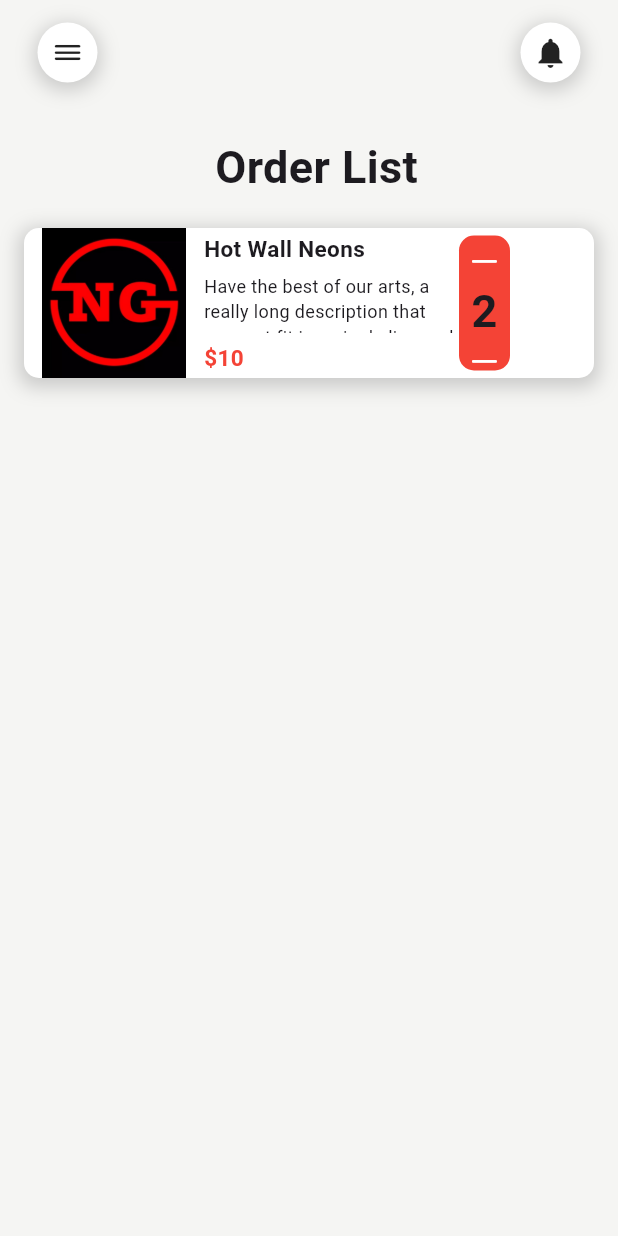
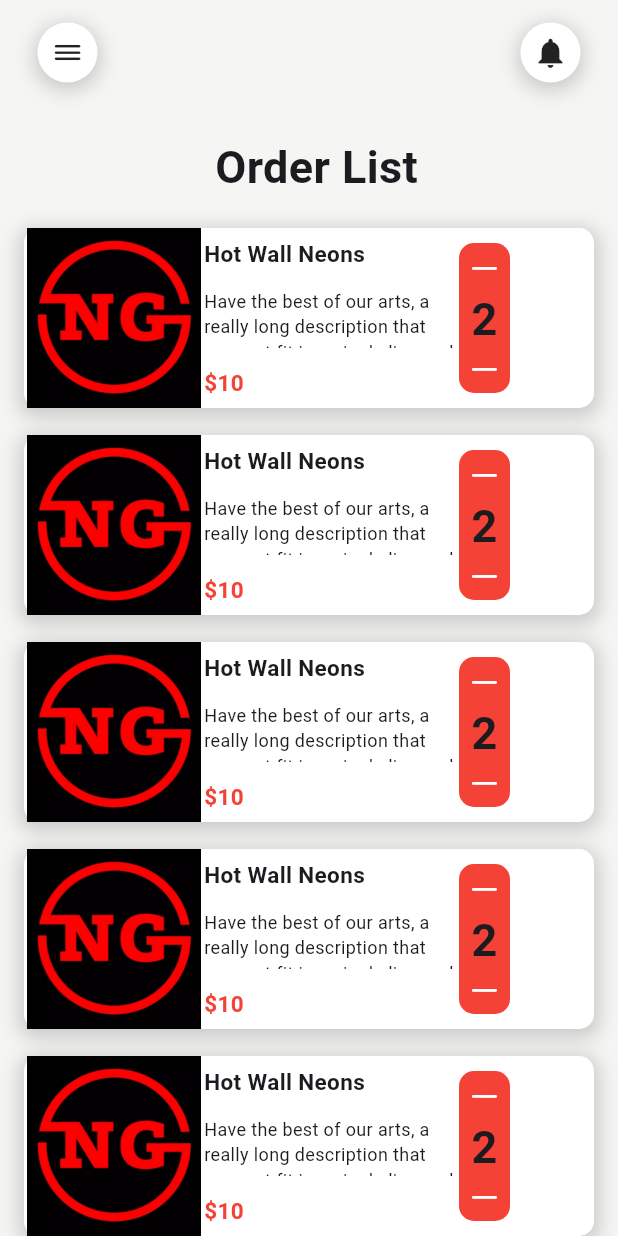
Before and after one commit to Katchietsnouva/family_health_app, a Flutter app: the CartPage screen opened by its route, on a phone screen of 412 x 824 dp. Run offline on Flutter 3.47's test engine with Material 3 defaults, Android fonts, the phone set to English and light mode, and no system bars; our stand-ins replace flutter_rating_bar.

Commit message:
commit 0.73

```diff
--- a/lib/Pages/CartPage.dart
+++ b/lib/Pages/CartPage.dart
@@ -33,11 +33,15 @@ class CartPage extends StatelessWidget {
                     ),
                   ),
 
+
+
+                  // SINGLE ITEM
+                  for (int i = 0; i < 10; i++)
                   Padding(
                     padding: EdgeInsets.symmetric(vertical: 9),
                     child: Container(
                       width:380,
-                      height: 100,
+                      height: 120,
                       decoration: BoxDecoration(
                         color: Colors.white,
                         borderRadius: BorderRadius.circular(10),
@@ -103,7 +107,7 @@ class CartPage extends StatelessWidget {
                             ),
                           ),
                           Padding(
-                            padding: EdgeInsets.symmetric(vertical: 5),
+                            padding: EdgeInsets.symmetric(vertical: 10),
                             child: Container(
                               padding: EdgeInsets.all(5),
                               decoration: BoxDecoration(
```
